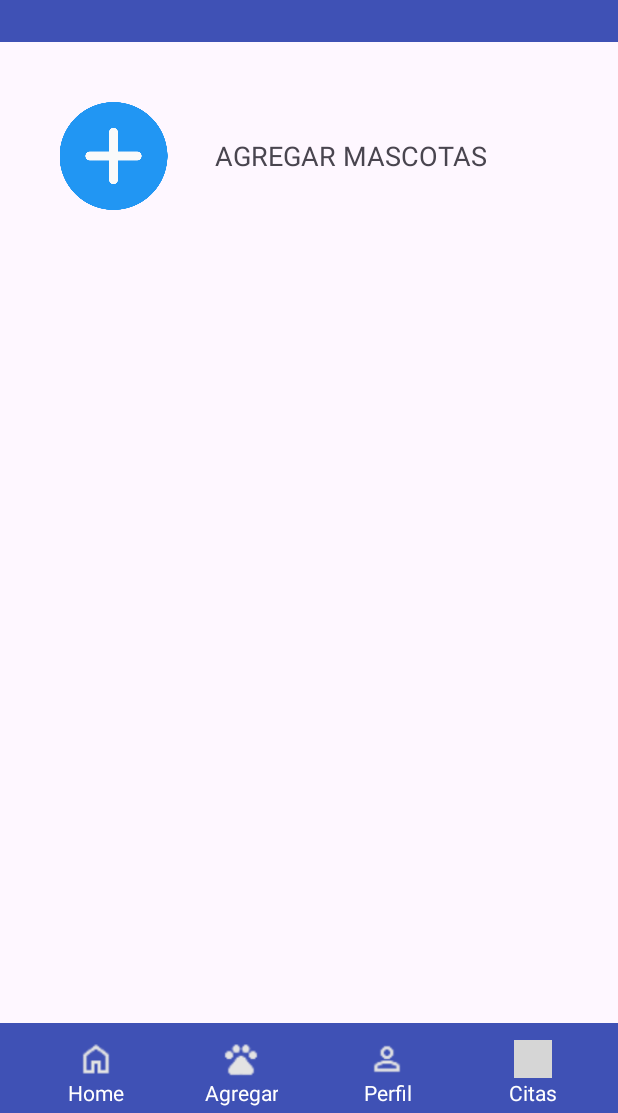
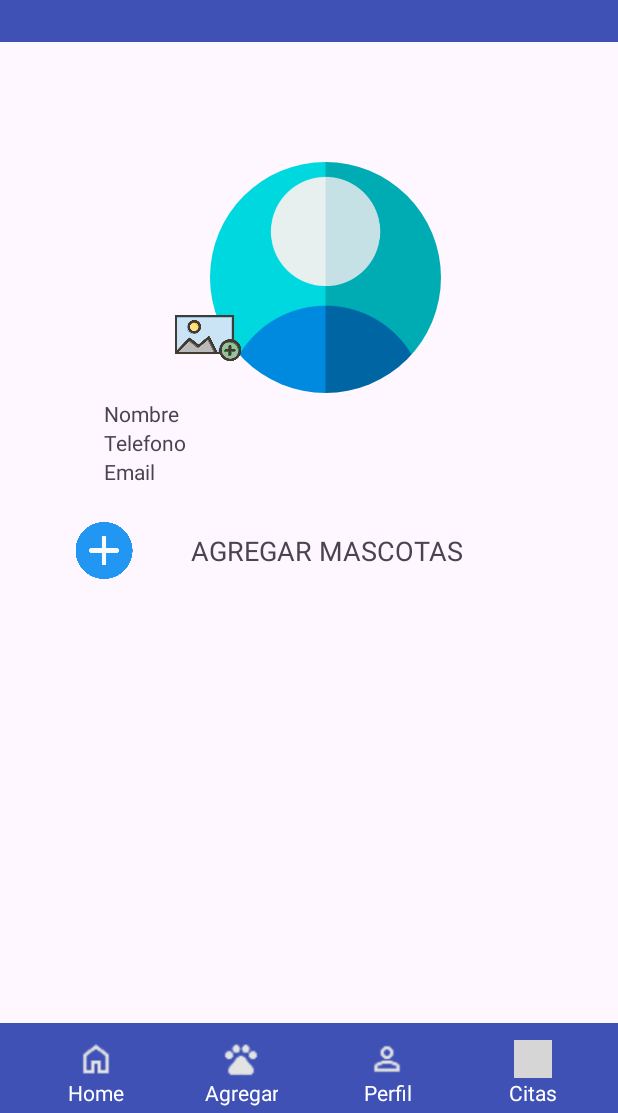
Before and after one commit to Jorch1710/Medipet, an Android app: the MainActivityKJ screen opened directly, with no data from a screen before it, on a phone screen of 412 x 824 dp, the part 123-1236 px from its top. Run offline under Robolectric (Android 15) with nearby library versions, the phone set to English and light mode, and no system bars; our stand-ins replace CircleImageView; grey boxes are pictures that could not be loaded.

Commit message:
Actualizacion antes del caos

```diff
--- a/app/src/main/AndroidManifest.xml
+++ b/app/src/main/AndroidManifest.xml
@@ -4,12 +4,16 @@
     package="com.example.medipet">
 
     <uses-permission android:name="android.permission.INTERNET" />
+    <uses-permission android:name="android.permission.CAMERA" />
 
     <uses-feature
         android:name="android.hardware.camara"
         android:required="true" />
+    <uses-feature
+        android:name="android.hardware.camera"
+        android:required="false" />
 
-    <uses-permission android:name="android.permission.READ_EXTERNAL_STORAGE" />
+    <uses-permission android:name="android.permission.READ_MEDIA_IMAGES" />
     <uses-permission android:name="android.permission.WRITE_EXTERNAL_STORAGE" />
 
     <queries>
--- a/app/src/main/java/com/example/medipet/FormPerroKJ.java
+++ b/app/src/main/java/com/example/medipet/FormPerroKJ.java
@@ -150,9 +150,11 @@ public class FormPerroKJ extends AppCompatActivity {
 
             byte[] imagenEnBytes = null;
             if (imagenBitmap != null) {
+                Bitmap bitmapReducido = escalarBitmap(imagenBitmap, 500, 500);
                 ByteArrayOutputStream stream = new ByteArrayOutputStream();
-                imagenBitmap.compress(Bitmap.CompressFormat.PNG, 100, stream);
+                bitmapReducido.compress(Bitmap.CompressFormat.JPEG, 80, stream);
                 imagenEnBytes = stream.toByteArray();
+
             }
 
             DBHelper dbHelper = new DBHelper(this);
@@ -210,4 +212,18 @@ public class FormPerroKJ extends AppCompatActivity {
             Toast.makeText(this, "Permiso denegado", Toast.LENGTH_SHORT).show();
         }
     }
+    private Bitmap escalarBitmap(Bitmap bitmapOriginal, int maxAncho, int maxAlto) {
+        int ancho = bitmapOriginal.getWidth();
+        int alto = bitmapOriginal.getHeight();
+
+        float ratio = Math.min(
+                (float) maxAncho / ancho,
+                (float) maxAlto / alto);
+
+        int nuevoAncho = Math.round(ancho * ratio);
+        int nuevoAlto = Math.round(alto * ratio);
+
+        return Bitmap.createScaledBitmap(bitmapOriginal, nuevoAncho, nuevoAlto, true);
+    }
+
 }
--- a/app/src/main/res/layout/activity_form_perro_kj.xml
+++ b/app/src/main/res/layout/activity_form_perro_kj.xml
@@ -22,8 +22,8 @@
                 android:id="@+id/iv_visor"
                 android:layout_width="195dp"
                 android:layout_height="154dp"
-                android:layout_marginEnd="60dp"
-                android:layout_marginBottom="16dp"
+                android:layout_marginEnd="68dp"
+                android:layout_marginBottom="4dp"
                 android:scaleType="centerCrop"
                 android:src="@drawable/icono_pkj"
                 app:layout_constraintBottom_toBottomOf="parent"
@@ -31,11 +31,12 @@
 
             <ImageButton
                 android:id="@+id/btn_cam"
-                android:contentDescription="."
                 android:layout_width="74dp"
                 android:layout_height="73dp"
-                android:layout_marginStart="72dp"
+                android:layout_marginStart="80dp"
+                android:layout_marginBottom="4dp"
                 android:backgroundTint="#00FAF8F8"
+                android:contentDescription="."
                 android:scaleType="centerCrop"
                 android:src="@drawable/camarakj"
                 app:layout_constraintBottom_toBottomOf="parent"
--- a/app/src/main/res/layout/activity_main_kj.xml
+++ b/app/src/main/res/layout/activity_main_kj.xml
@@ -42,13 +42,13 @@
     <!-- CONTENIDO SCROLLEABLE -->
     <ScrollView
         android:id="@+id/contenido_scroll"
-        android:layout_width="0dp"
-        android:layout_height="0dp"
+        android:layout_width="405dp"
+        android:layout_height="571dp"
         android:fillViewport="true"
-        app:layout_constraintTop_toBottomOf="@id/header_layout"
         app:layout_constraintBottom_toTopOf="@+id/menu_layout"
+        app:layout_constraintEnd_toEndOf="parent"
         app:layout_constraintStart_toStartOf="parent"
-        app:layout_constraintEnd_toEndOf="parent">
+        app:layout_constraintTop_toBottomOf="@id/header_layout">
 
         <LinearLayout
             android:layout_width="match_parent"
@@ -56,33 +56,85 @@
             android:orientation="vertical"
             android:padding="16dp">
 
+            <androidx.constraintlayout.widget.ConstraintLayout
+                android:layout_width="241dp"
+                android:layout_height="181dp"
+                android:layout_gravity="center">
+
+                <de.hdodenhof.circleimageview.CircleImageView
+                    android:id="@+id/iv_visor"
+                    android:layout_width="195dp"
+                    android:layout_height="154dp"
+                    android:layout_marginEnd="12dp"
+                    android:layout_marginBottom="4dp"
+                    android:scaleType="centerCrop"
+                    android:src="@drawable/usuariokk"
+                    app:layout_constraintBottom_toBottomOf="parent"
+                    app:layout_constraintEnd_toEndOf="parent" />
+
+                <ImageButton
+                    android:id="@+id/btn_cam"
+                    android:layout_width="74dp"
+                    android:layout_height="73dp"
+                    android:layout_marginStart="16dp"
+                    android:layout_marginBottom="4dp"
+                    android:backgroundTint="#00FAF8F8"
+                    android:contentDescription="."
+                    android:scaleType="centerCrop"
+                    android:src="@drawable/agregar"
+                    app:layout_constraintBottom_toBottomOf="parent"
+                    app:layout_constraintStart_toStartOf="parent" />
+
+            </androidx.constraintlayout.widget.ConstraintLayout>
+
+            <TextView
+                android:id="@+id/txt_nomus"
+                android:layout_width="202dp"
+                android:layout_height="wrap_content"
+                android:layout_marginStart="50dp"
+                android:text="Nombre" />
+
+            <TextView
+                android:id="@+id/txt_telus"
+                android:layout_width="204dp"
+                android:layout_height="wrap_content"
+                android:layout_marginStart="50dp"
+                android:text="Telefono" />
+
+            <TextView
+                android:id="@+id/txt_emus"
+                android:layout_width="202dp"
+                android:layout_height="wrap_content"
+                android:layout_marginStart="50dp"
+                android:text="Email" />
+
             <androidx.recyclerview.widget.RecyclerView
                 android:id="@+id/recyclerViewMascotas"
                 android:layout_width="match_parent"
                 android:layout_height="wrap_content"
-                android:nestedScrollingEnabled="false"
-                android:clipToPadding="false" />
+                android:clipToPadding="false"
+                android:nestedScrollingEnabled="false" />
 
             <LinearLayout
                 android:layout_width="match_parent"
                 android:layout_height="wrap_content"
-                android:orientation="horizontal"
                 android:layout_marginTop="24dp"
-                android:gravity="center_vertical">
+                android:gravity="center_vertical"
+                android:orientation="horizontal">
 
                 <ImageView
                     android:id="@+id/img_mas"
-                    android:layout_width="119dp"
-                    android:layout_height="72dp"
+                    android:layout_width="100dp"
+                    android:layout_height="38dp"
                     android:src="@drawable/mas" />
 
                 <TextView
                     android:id="@+id/textView"
                     android:layout_width="wrap_content"
                     android:layout_height="wrap_content"
+                    android:layout_marginStart="8dp"
                     android:text="AGREGAR MASCOTAS"
-                    android:textSize="18sp"
-                    android:layout_marginStart="8dp" />
+                    android:textSize="18sp" />
             </LinearLayout>
         </LinearLayout>
     </ScrollView>
@@ -90,11 +142,11 @@
     <!-- BOTTOM MENU FIJO -->
     <androidx.coordinatorlayout.widget.CoordinatorLayout
         android:id="@+id/menu_layout"
-        android:layout_width="0dp"
-        android:layout_height="100dp"
+        android:layout_width="412dp"
+        android:layout_height="62dp"
         app:layout_constraintBottom_toBottomOf="parent"
-        app:layout_constraintStart_toStartOf="parent"
-        app:layout_constraintEnd_toEndOf="parent">
+        app:layout_constraintEnd_toEndOf="parent"
+        app:layout_constraintStart_toStartOf="parent">
 
         <com.google.android.material.bottomappbar.BottomAppBar
             android:id="@+id/app_bar"
@@ -109,16 +161,16 @@
             <LinearLayout
                 android:layout_width="match_parent"
                 android:layout_height="match_parent"
-                android:orientation="horizontal"
-                android:background="#3F51B5">
+                android:background="#3F51B5"
+                android:orientation="horizontal">
 
                 <!-- Home -->
                 <LinearLayout
                     android:layout_width="0dp"
                     android:layout_height="match_parent"
                     android:layout_weight="0.25"
-                    android:orientation="vertical"
-                    android:gravity="center">
+                    android:gravity="center"
+                    android:orientation="vertical">
 
                     <ImageView
                         android:id="@+id/img_home"
@@ -132,8 +184,8 @@
                         android:layout_width="wrap_content"
                         android:layout_height="wrap_content"
                         android:text="Home"
-                        android:textColor="@android:color/white"
-                        android:textAlignment="center" />
+                        android:textAlignment="center"
+                        android:textColor="@android:color/white" />
                 </LinearLayout>
 
                 <!-- Agregar -->
@@ -141,8 +193,8 @@
                     android:layout_width="0dp"
                     android:layout_height="match_parent"
                     android:layout_weight="0.25"
-                    android:orientation="vertical"
-                    android:gravity="center">
+                    android:gravity="center"
+                    android:orientation="vertical">
 
                     <ImageView
                         android:id="@+id/img_agregar"
@@ -156,8 +208,8 @@
                         android:layout_width="wrap_content"
                         android:layout_height="wrap_content"
                         android:text="Agregar"
-                        android:textColor="@android:color/white"
-                        android:textAlignment="center" />
+                        android:textAlignment="center"
+                        android:textColor="@android:color/white" />
                 </LinearLayout>
 
                 <!-- Perfil -->
@@ -165,8 +217,8 @@
                     android:layout_width="0dp"
                     android:layout_height="match_parent"
                     android:layout_weight="0.25"
-                    android:orientation="vertical"
-                    android:gravity="center">
+                    android:gravity="center"
+                    android:orientation="vertical">
 
                     <ImageView
                         android:id="@+id/img_perfil"
@@ -180,8 +232,8 @@
                         android:layout_width="wrap_content"
                         android:layout_height="wrap_content"
                         android:text="Perfil"
-                        android:textColor="@android:color/white"
-                        android:textAlignment="center" />
+                        android:textAlignment="center"
+                        android:textColor="@android:color/white" />
                 </LinearLayout>
 
                 <!-- Citas -->
@@ -189,8 +241,8 @@
                     android:layout_width="0dp"
                     android:layout_height="match_parent"
                     android:layout_weight="0.25"
-                    android:orientation="vertical"
-                    android:gravity="center">
+                    android:gravity="center"
+                    android:orientation="vertical">
 
                     <ImageView
                         android:id="@+id/img_mascota"
@@ -204,8 +256,8 @@
                         android:layout_width="wrap_content"
                         android:layout_height="wrap_content"
                         android:text="Citas"
-                        android:textColor="@android:color/white"
-                        android:textAlignment="center" />
+                        android:textAlignment="center"
+                        android:textColor="@android:color/white" />
                 </LinearLayout>
             </LinearLayout>
         </com.google.android.material.bottomappbar.BottomAppBar>
```
Also changed, not shown: app/src/main/res/drawable/usuariokk.png (added).
